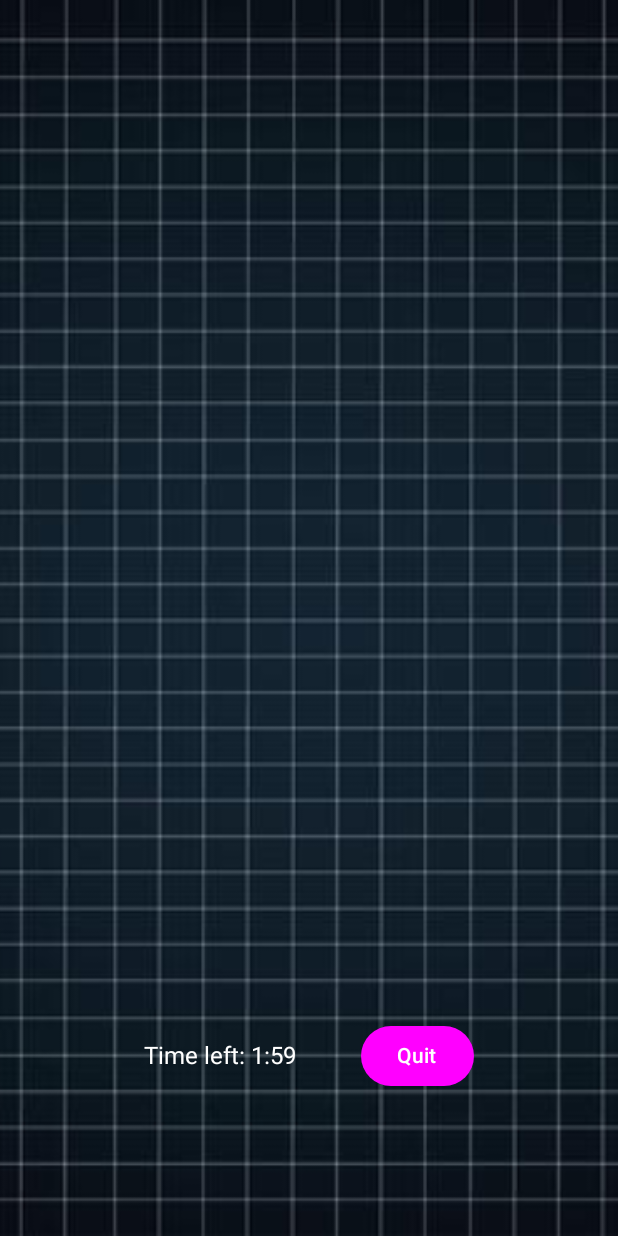
After one commit to SandroCata/MACC_project, an Android app built with Jetpack Compose: the GameScreen screen opened through its navigation route, on a phone screen of 412 x 824 dp. The commit adds this screen. Run offline under Robolectric (Android 15) with nearby library versions, the phone set to English and light mode, and no system bars; our stand-ins replace Firebase (no records; nobody signed in at launch, a user with empty details on screens opened directly).

Commit message:
New game screen, the radar part is missing and I'm working on the server part. To send the position we will use python anywhere and google places.

```diff
--- a/RadarPhone/app/src/main/java/com/example/radarphone/NavGraph.kt
+++ b/RadarPhone/app/src/main/java/com/example/radarphone/NavGraph.kt
@@ -6,6 +6,7 @@ import androidx.navigation.compose.rememberNavController
 import androidx.compose.runtime.Composable
 import com.example.radarphone.screens.AboutScreen
 import com.example.radarphone.screens.FirstScreen
+import com.example.radarphone.screens.GameScreen
 import com.example.radarphone.screens.HomeScreen
 import com.example.radarphone.screens.RegLogScreen
 import com.example.radarphone.screens.SettingsScreen
@@ -24,5 +25,6 @@ fun NavGraph(regLogViewModel: RegLogViewModel, audioViewModel: AudioViewModel) {
         composable("Home_screen") { HomeScreen(navController, regLogViewModel, audioViewModel) }
         composable("Settings_screen") { SettingsScreen(navController, audioViewModel) }
         composable("About_screen") { AboutScreen(navController)}
+        composable("Game_screen") { GameScreen(navController)}
     }
 }
--- /dev/null
+++ b/RadarPhone/app/src/main/java/com/example/radarphone/screens/GameScreen.kt
@@ -0,0 +1,88 @@
+package com.example.radarphone.screens
+
+import android.content.res.Configuration
+import androidx.compose.foundation.Image
+import androidx.compose.foundation.layout.*
+import androidx.compose.material3.Button
+import androidx.compose.material3.ButtonDefaults
+import androidx.compose.material3.Text
+import androidx.compose.runtime.*
+import androidx.compose.ui.Alignment
+import androidx.compose.ui.Modifier
+import androidx.compose.ui.graphics.Color
+import androidx.compose.ui.layout.ContentScale
+import androidx.compose.ui.platform.LocalConfiguration
+import androidx.compose.ui.res.painterResource
+import androidx.compose.ui.unit.dp
+import androidx.compose.ui.unit.sp
+import androidx.navigation.NavController
+import com.example.radarphone.R
+import kotlinx.coroutines.delay
+
+@Composable
+fun GameScreen(navController: NavController) {
+    val configuration = LocalConfiguration.current
+    val changeSize = (configuration.orientation == Configuration.ORIENTATION_LANDSCAPE)
+
+    val screenPadding = if (changeSize) {
+        16.dp
+    } else {
+        80.dp
+    }
+
+    // Background image
+    Image(
+        painter = painterResource(id = R.drawable.mainscreen),
+        contentDescription = "Background Image",
+        modifier = Modifier.fillMaxSize(),
+        contentScale = ContentScale.Crop
+    )
+
+    Column(
+        modifier = Modifier
+            .fillMaxSize()
+            .padding(screenPadding),
+        horizontalAlignment = Alignment.CenterHorizontally,
+        verticalArrangement = Arrangement.Top
+    ) {
+        Spacer(modifier = Modifier.weight(1f))
+
+        // Timer and Back Button in a row
+        Row(
+            modifier = Modifier
+                .fillMaxWidth()
+                .padding(16.dp),
+            horizontalArrangement = Arrangement.SpaceBetween,
+            verticalAlignment = Alignment.CenterVertically
+        ) {
+            // Timer at the bottom left
+            var timeLeft by remember { mutableStateOf(120) } // 2 minutes in seconds
+
+            LaunchedEffect(Unit) {
+                while (timeLeft > 0) {
+                    delay(1000L) // Delay for 1 second
+                    timeLeft--
+                }
+            }
+
+            Text(
+                text = "Time left: ${timeLeft / 60}:${(timeLeft % 60).toString().padStart(2, '0')}",
+                color = Color.White,
+                fontSize = 16.sp
+            )
+
+            // Back Button at the bottom right
+            Button(
+                onClick = {
+                    navController.popBackStack()
+                },
+                colors = ButtonDefaults.buttonColors(
+                    containerColor = Color.Magenta,
+                    contentColor = Color.White
+                )
+            ) {
+                Text("Quit")
+            }
+        }
+    }
+}
--- a/RadarPhone/app/src/main/java/com/example/radarphone/screens/HomeScreen.kt
+++ b/RadarPhone/app/src/main/java/com/example/radarphone/screens/HomeScreen.kt
@@ -188,6 +188,7 @@ fun HomeScreen(navController: NavController, regLogViewModel: RegLogViewModel, a
             onClick = {
                 if (selectedOptionText.isNotEmpty() && selectedOptionText != options[0]) {
                     // Start the game logic
+                    navController.navigate("Game_screen")
 
                 }
                 else {
```
